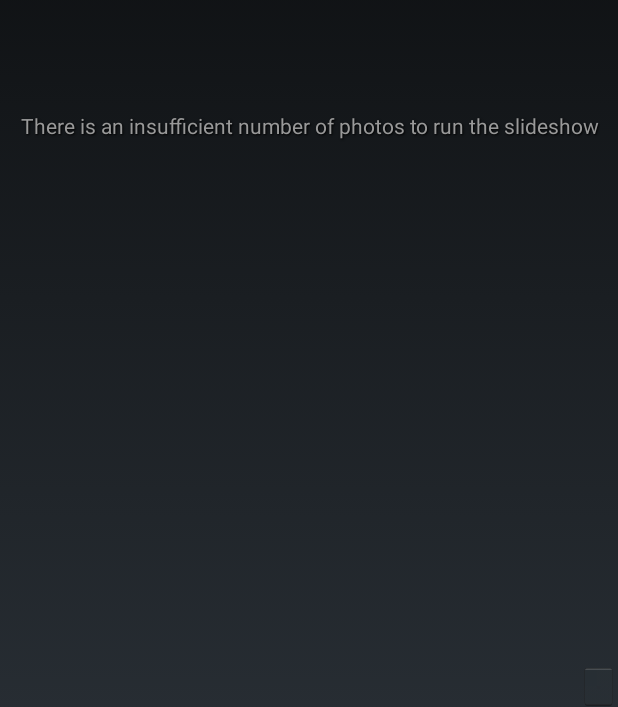
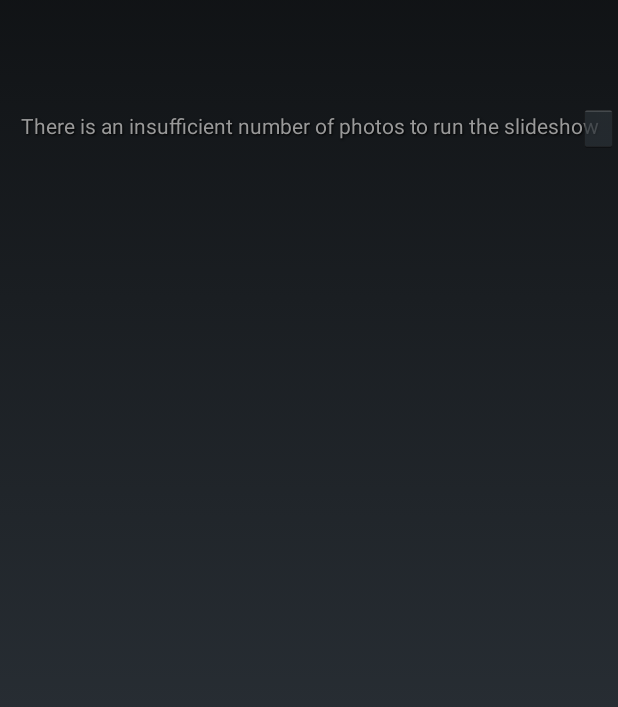
Before and after one commit to kevinm60/FamilyPhotoFrame, an Android app: the layout activity_photo_frame.xml on its own in the app's theme, with its tools: preview values and no code run, on a phone screen of 412 x 824 dp. Shown: the part 526-1233 px from the top of the screen. Run offline under Robolectric (Android 15) with nearby library versions, the light colour scheme and no system bars.

Commit message:
move pause button to middle right

```diff
--- a/src/main/res/layout/activity_photo_frame.xml
+++ b/src/main/res/layout/activity_photo_frame.xml
@@ -16,7 +16,7 @@
         android:id="@+id/buttonPlayPause"
         android:layout_width="wrap_content"
         android:layout_height="wrap_content"
-        android:layout_gravity="bottom|right" />
+        android:layout_gravity="center_vertical|right" />
 
     <FrameLayout
         android:id="@+id/frameA"
```
